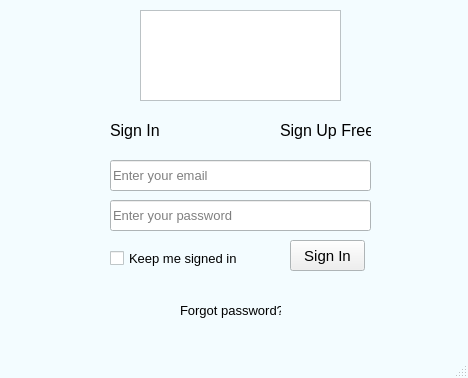
Before: the Qt Designer form reluu_application/GUI_improvements/Login menu.ui in e-remington-lee/record_video, drawn with Qt 5.
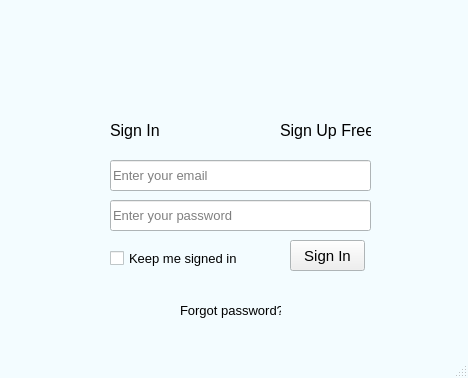
After: the same form once the commit is applied.

```diff
--- a/reluu_application/GUI_improvements/Login menu.ui
+++ b/reluu_application/GUI_improvements/Login menu.ui
@@ -78,16 +78,6 @@
    <string>ReLuu</string>
   </property>
   <widget class="QWidget" name="centralwidget">
-   <widget class="QGraphicsView" name="ReLuu_logo">
-    <property name="geometry">
-     <rect>
-      <x>140</x>
-      <y>10</y>
-      <width>201</width>
-      <height>91</height>
-     </rect>
-    </property>
-   </widget>
    <widget class="QLineEdit" name="lineEdit">
     <property name="geometry">
      <rect>
```
